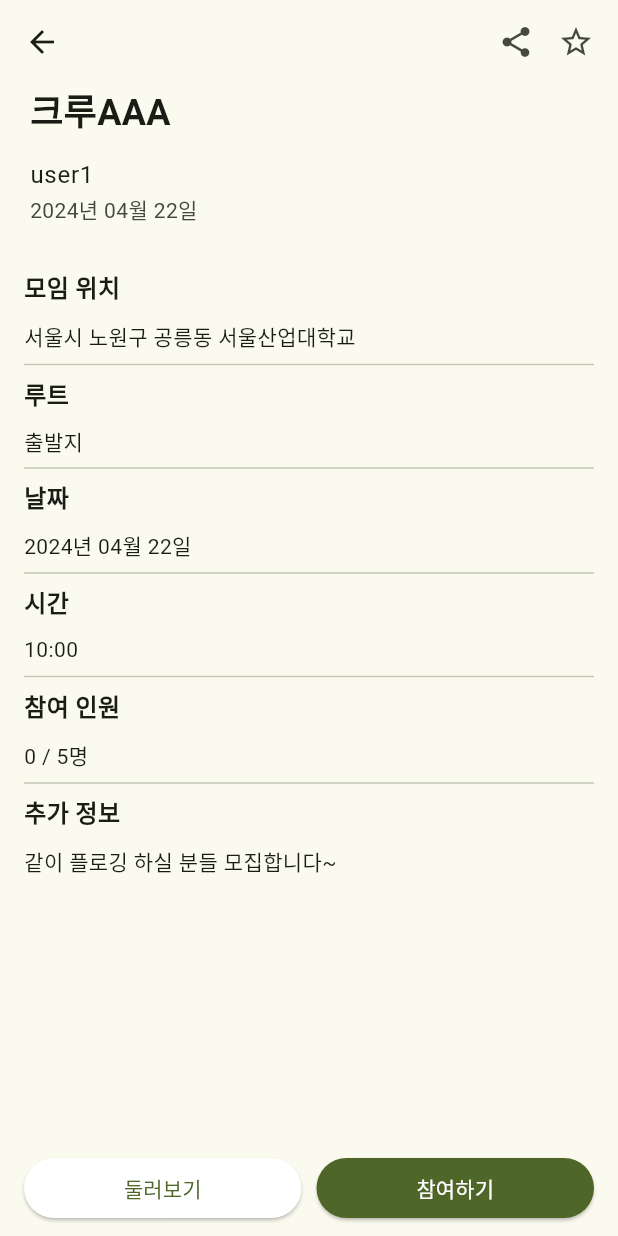
After one commit to SWUCleanWay/CleanWay_FE, a Flutter app: the ProjectDetailScreen screen opened directly, on a phone screen of 412 x 824 dp. The commit adds this screen. Run offline on Flutter 3.47's test engine with Material 3 defaults, Android fonts, the phone set to English and light mode, and no system bars; our stand-ins replace flutter_dotenv, image_picker; missing offline and left inert: flutter_naver_map; network calls fail.

Commit message:
feat: 크루모집 상세

```diff
--- a/lib/main.dart
+++ b/lib/main.dart
@@ -2,21 +2,51 @@ import 'package:flutter/material.dart';
 import 'package:http/http.dart' as http;
 import 'dart:convert';
 import 'package:flutter_dotenv/flutter_dotenv.dart';
-import 'widgets/location_search.dart';
+import 'package:flutter_naver_map/flutter_naver_map.dart';
+
 import 'screens/create_project_screen.dart';
 import 'screens/create_report_screen.dart';
 import 'screens/create_report_copy_screen.dart';
+import 'screens/project_detail_screen.dart';
 import 'widgets/bottom_navigation.dart';
 import 'screens/crew.dart';
 import 'screens/route.dart';
 import 'screens/my.dart';
 
+/*void main() async {
+  WidgetsFlutterBinding.ensureInitialized();
+  try {
+    await dotenv.load(); // .env 파일 로드
+    print("clientId: ${dotenv.env['NAVER_MAP_CLIENT_ID']}");
+    await NaverMapSdk.instance.initialize(
+        clientId: dotenv.env['NAVER_MAP_CLIENT_ID']!, // .env에서 클라이언트 ID 사용
+        onAuthFailed: (e) {
+          print("네이버 맵 인증오류: $e");
+        }
+    );
+    runApp(const MyApp());
+  } catch (e) {
+    print('환경변수 로드 실패: $e');
+    runApp(ErrorApp()); // 오류 발생 시 보여줄 대체 앱
+  }
+}*/
+
 void main() {
-  //WidgetsFlutterBinding.ensureInitialized();
-  //await dotenv.load();
-  //print("Environment variables are loaded.");
   runApp(const MyApp());
 }
+
+/*class ErrorApp extends StatelessWidget {
+  @override
+  Widget build(BuildContext context) {
+    return MaterialApp(
+      home: Scaffold(
+        body: Center(
+          child: Text('환경변수 로드 실패'),
+        ),
+      ),
+    );
+  }
+}*/
 
 class MyApp extends StatelessWidget {
   const MyApp({Key? key}) : super(key: key);
@@ -83,6 +113,7 @@ class _MainScreenState extends State<MainScreen> {
     try {
       var response = await http.get(url);
       if (response.statusCode == 200) {
+        print('success');
         var data = jsonDecode(utf8.decode(response.bodyBytes)) as List;
         setState(() {
           _reportData = data.map((item) => {
@@ -214,6 +245,13 @@ class _MainScreenState extends State<MainScreen> {
                   return Card(
                     margin: const EdgeInsets.symmetric(vertical: 10),
                     child: ListTile(
+                      onTap: () {
+                        // Navigator.push를 사용하여 project_detail_screen.dart 페이지로 이동
+                        Navigator.push(
+                          context,
+                          MaterialPageRoute(builder: (context) => ProjectDetailScreen()),
+                        );
+                      },
                       title: Text(post['title']),
                       subtitle: Column(
                         crossAxisAlignment: CrossAxisAlignment.start,
--- a/lib/screens/create_report_copy_screen.dart
+++ b/lib/screens/create_report_copy_screen.dart
@@ -109,12 +109,7 @@ class _CreateReportCopyScreenState extends State<CreateReportCopyScreen> {
         "spotName": _locationController.text,
         "reportNumber": reportNumber
       },
-      "reportImgDto": {
-        "reportImgNumber": 0,
-        "reportImgUrl": base64Image,
-        "reportNumber": reportNumber,
-        "reportImgName": imageFileName
-      }
+      "base64EncodedImage": base64Image
     };
 
     try {
--- a/lib/screens/create_report_screen.dart
+++ b/lib/screens/create_report_screen.dart
@@ -114,12 +114,7 @@ class _CreateReportScreenState extends State<CreateReportScreen> {
         "spotName": _locationController.text,
         "reportNumber": reportNumber
       },
-      "reportImgDto": {
-        "reportImgNumber": 0,
-        "reportImgUrl": base64Image,
-        "reportNumber": reportNumber,
-        "reportImgName": imageFileName
-      }
+      "base64EncodedImage": base64Image
     };
 
     print('Request data prepared.');
--- /dev/null
+++ b/lib/screens/project_detail_screen.dart
@@ -0,0 +1,180 @@
+import 'package:flutter/material.dart';
+
+// 모델 클래스 정의
+class CrewDetail {
+  final String title;
+  final String author;
+  final String createdAt;
+  final String location;
+  final String route;
+  final String date;
+  final String time;
+  final int participants;
+  final int capacity;
+  final String additionalInfo;
+
+  CrewDetail({
+    required this.title,
+    required this.author,
+    required this.createdAt,
+    required this.location,
+    required this.route,
+    required this.date,
+    required this.time,
+    required this.participants,
+    required this.capacity,
+    required this.additionalInfo,
+  });
+}
+
+class ProjectDetailScreen extends StatelessWidget {
+  final CrewDetail crewDetail = CrewDetail(
+    title: '크루AAA',
+    author: 'user1',
+    createdAt: '2024년 04월 22일',
+    location: '서울시 노원구 공릉동 서울산업대학교',
+    route: '출발지',
+    date: '2024년 04월 22일',
+    time: '10:00',
+    participants: 0,
+    capacity: 5,
+    additionalInfo: '같이 플로깅 하실 분들 모집합니다~',
+  );
+
+  @override
+  Widget build(BuildContext context) {
+    return Scaffold(
+      appBar: AppBar(
+        title: Text(''),
+        actions: [
+          Icon(Icons.share),
+          SizedBox(width: 16),
+          Icon(Icons.star_border),
+          SizedBox(width: 16),
+        ],
+      ),
+      body: SingleChildScrollView(
+        child: Column(
+          crossAxisAlignment: CrossAxisAlignment.start,
+          children: <Widget>[
+            Padding(
+              padding: EdgeInsets.fromLTRB(20.0, 0, 0, 0),
+              child: Text(
+                crewDetail.title,
+                style: TextStyle(fontSize: 24, fontWeight: FontWeight.bold),
+              ),
+            ),
+            ListTile(
+              contentPadding: EdgeInsets.fromLTRB(20.0, 0, 0, 0),
+              //leading: Icon(Icons.account_circle),
+              title: Text(crewDetail.author),
+              subtitle: Text(crewDetail.createdAt),
+            ),
+            Padding(
+              padding: const EdgeInsets.all(16.0),
+              child: Column(
+                crossAxisAlignment: CrossAxisAlignment.start,
+                children: [
+                  Text(
+                    '모임 위치',
+                    style: TextStyle(
+                      fontSize: 16.0,
+                      fontWeight: FontWeight.bold,
+                    ),
+                  ),
+                  SizedBox(height: 10),
+                  Text('${crewDetail.location}'),
+                  Divider(),
+                  Text(
+                      '루트',
+                    style: TextStyle(
+                    fontSize: 16.0,
+                    fontWeight: FontWeight.bold,
+                  ),
+                  ),
+                  SizedBox(height: 10),
+                  Text('${crewDetail.route}'),
+                  Divider(),
+                  Text(
+                      '날짜',
+                    style: TextStyle(
+                      fontSize: 16.0,
+                      fontWeight: FontWeight.bold,
+                    ),
+                  ),
+                  SizedBox(height: 10),
+                  Text('${crewDetail.date}'),
+                  Divider(),
+                  Text(
+                      '시간',
+                    style: TextStyle(
+                      fontSize: 16.0,
+                      fontWeight: FontWeight.bold,
+                    ),
+                  ),
+                  SizedBox(height: 10),
+                  Text('${crewDetail.time}'),
+                  Divider(),
+                  Text(
+                      '참여 인원',
+                    style: TextStyle(
+                      fontSize: 16.0,
+                      fontWeight: FontWeight.bold,
+                    ),
+                  ),
+                  SizedBox(height: 10),
+                  Text('${crewDetail.participants} / ${crewDetail.capacity}명'),
+                  Divider(),
+                  Text(
+                      '추가 정보',
+                    style: TextStyle(
+                      fontSize: 16.0,
+                      fontWeight: FontWeight.bold,
+                    ),
+                  ),
+                  SizedBox(height: 10),
+                  Text('${crewDetail.additionalInfo}'),
+                ],
+              ),
+            ),
+          ],
+        ),
+      ),
+      bottomNavigationBar: Container(
+        padding: EdgeInsets.symmetric(horizontal: 16.0, vertical: 8.0),
+        child: SafeArea(
+          child: Row(
+            mainAxisAlignment: MainAxisAlignment.spaceEvenly,
+            children: [
+              Expanded(
+                child: ElevatedButton(
+                  onPressed: () {
+                    // 둘러보기 로직
+                  },
+                  child: Text('둘러보기'),
+                  style: ElevatedButton.styleFrom(
+                    backgroundColor: Colors.white,
+                    foregroundColor: Theme.of(context).colorScheme.primary,
+                  ),
+                ),
+              ),
+              SizedBox(width: 10),
+              Expanded(
+                child: ElevatedButton(
+                  onPressed: () {
+                    // 참여하기 로직
+                  },
+                  style: ElevatedButton.styleFrom(
+                    backgroundColor: Theme.of(context).colorScheme.primary,
+                    foregroundColor: Colors.white,
+                  ),
+                  child: Text('참여하기'),
+                ),
+              ),
+            ],
+          ),
+        ),
+      ),
+    );
+  }
+}
--- a/lib/widgets/location_search.dart
+++ b/lib/widgets/location_search.dart
@@ -1,5 +1,4 @@
 import 'package:flutter/material.dart';
-import 'package:flutter_dotenv/flutter_dotenv.dart';
 import 'package:flutter_naver_map/flutter_naver_map.dart';
 
 class LocationSearch extends StatefulWidget {
@@ -11,32 +10,17 @@ class _LocationSearchState extends State<LocationSearch> {
   late NaverMapController _controller;
 
   @override
-  void initState() {
-    super.initState();
-    _initializeNaverMapSdk();
-  }
-
-  Future<void> _initializeNaverMapSdk() async {
-    await dotenv.load();  // 환경변수 파일 로드
-
-    NaverMapSdk.instance.initialize(
-        clientId: dotenv.env['NAVER_MAP_CLIENT_ID']!,  // .env에서 클라이언트 ID 사용
-        onAuthFailed: (e) {
-          print("네이버 맵 인증오류: $e");
-        }
-    );
-  }
-
-  @override
   Widget build(BuildContext context) {
     return Scaffold(
       appBar: AppBar(title: Text('위치 검색')),
       body: NaverMap(
-        options: const NaverMapViewOptions(),
         onMapReady: (controller) {
+          _controller = controller;
           print("네이버 맵 로딩됨!");
         },
-        onMapTapped: (point, latLng) {},
+        onMapTapped: (point, latLng) {
+          print("맵 탭 위치: $latLng");
+        },
       ),
     );
   }
--- a/pubspec.yaml
+++ b/pubspec.yaml
@@ -12,12 +12,13 @@ dependencies:
   flutter:
     sdk: flutter
 
-
   cupertino_icons: ^1.0.6
   image_picker: ^1.1.1
   http: ^1.2.1
   flutter_dotenv: ^5.1.0
   flutter_naver_map: ^1.2.2
+  geolocator: ^11.0.0
+  change_app_package_name: ^1.1.0
 
 dev_dependencies:
   flutter_test:
```
Also changed, not shown: pubspec.lock, 8 other files.
